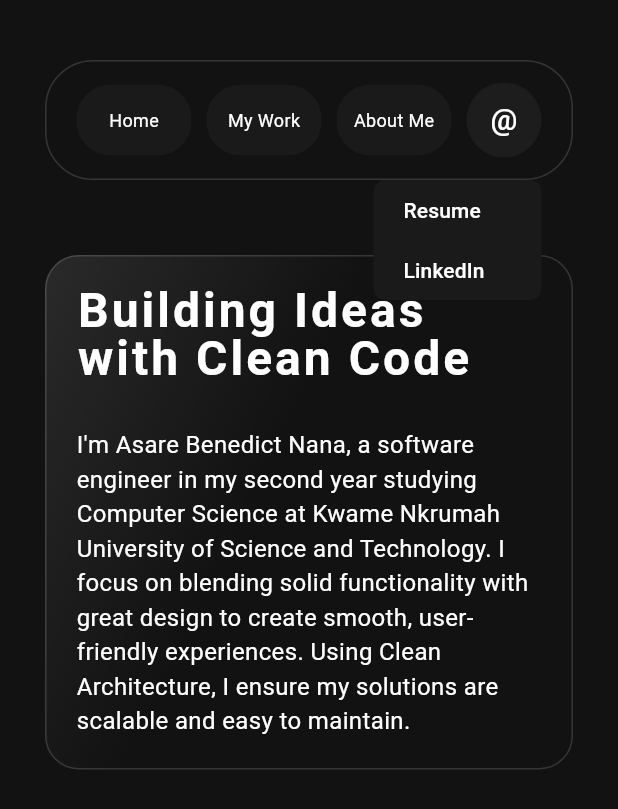
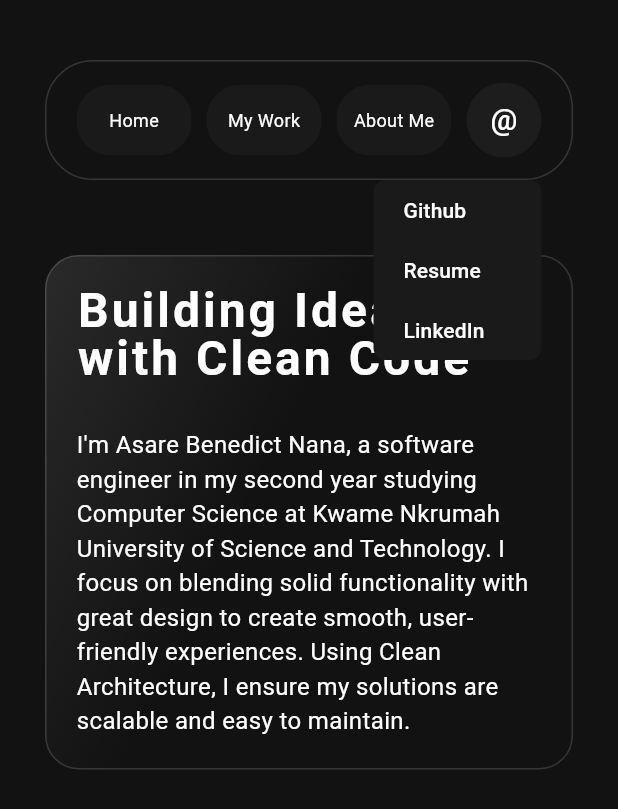
Before and after one commit to bnasare/portfolio, a Flutter app: the screen it shows after launch, after a tap on an icon or button, on a phone screen of 412 x 824 dp. Shown: the top 809 px of the screen. Run offline on Flutter 3.47's test engine with Material 3 defaults, Android fonts, the phone set to English and light mode, and no system bars; our stand-ins replace figma_squircle, smooth_corner; missing offline and left inert: dart:js.

Commit message:
app links

```diff
--- a/lib/shared/data/app_data.dart
+++ b/lib/shared/data/app_data.dart
@@ -18,7 +18,7 @@ List<Map<String, dynamic>> navItems = [
   },
 ];
 
-const items = ['LinkedIn', 'Resume'];
+const items = ['Github', 'LinkedIn', 'Resume'];
 
 ShapeDecoration kHeaderDecoration = ShapeDecoration(
   color: Colors.transparent,
--- /dev/null
+++ b/lib/shared/data/sns_links.dart
@@ -0,0 +1,6 @@
+class SnsLinks {
+  static const String github = 'https://github.com/bnasare';
+  static const String linkedin = 'https://www.linkedin.com/in/benedictasare';
+  static const String resume =
+      'https://drive.google.com/drive/folders/16LoiDEcgTqy1LJAY-SC-Rf79-NuKH3do?usp=sharing';
+}
--- a/lib/widgets/at_symbol.dart
+++ b/lib/widgets/at_symbol.dart
@@ -1,17 +1,16 @@
-import 'dart:developer';
+import 'dart:js' as js;
 
 import 'package:flutter/material.dart';
 import 'package:my_portfolio/shared/constants/decorations.dart';
 
 import '../shared/constants/app_text.dart';
+import '../shared/data/sns_links.dart';
 
 class AtSymbol extends StatelessWidget {
   const AtSymbol({super.key});
 
   @override
   Widget build(BuildContext context) {
-    return LayoutBuilder(
-      builder: (context, constraints) {
     return Theme(
       data: Theme.of(context).copyWith(
         hoverColor: Colors.transparent,
@@ -34,14 +33,29 @@ class AtSymbol extends StatelessWidget {
         padding: const EdgeInsets.all(0),
         onSelected: (value) {
           if (value == 'resume') {
-                log('Resume text clicked');
+            js.context.callMethod('open', [SnsLinks.resume]);
           }
           if (value == 'linkedin') {
-                log('LinkedIn text clicked');
+            js.context.callMethod('open', [SnsLinks.linkedin]);
+          }
+          if (value == 'github') {
+            js.context.callMethod('open', [SnsLinks.github]);
           }
         },
         itemBuilder: (BuildContext context) {
           return [
+            PopupMenuItem<String>(
+              value: 'github',
+              height: 40,
+              padding: EdgeInsets.zero,
+              child: Container(
+                color: Colors.transparent,
+                child: const AppText.smaller(
+                  'Github',
+                  style: TextStyle(color: Colors.white),
+                ),
+              ),
+            ),
             PopupMenuItem<String>(
               value: 'resume',
               height: 40,
@@ -78,7 +92,7 @@ class AtSymbol extends StatelessWidget {
             borderRadius: BorderRadius.circular(15),
             splashFactory: NoSplash.splashFactory,
             child: Container(
-                  height:  50,
+              height: 50,
               width: 50,
               decoration: ShapeDecoration(
                 shape: const StadiumBorder(),
@@ -94,6 +108,4 @@ class AtSymbol extends StatelessWidget {
       ),
     );
   }
-    );
 }
-}
```
Also changed, not shown: lib/presentation/home/widgets/header_desktop.dart (+15 -2 lines). Lines whose indentation alone changed are shown as unchanged.
